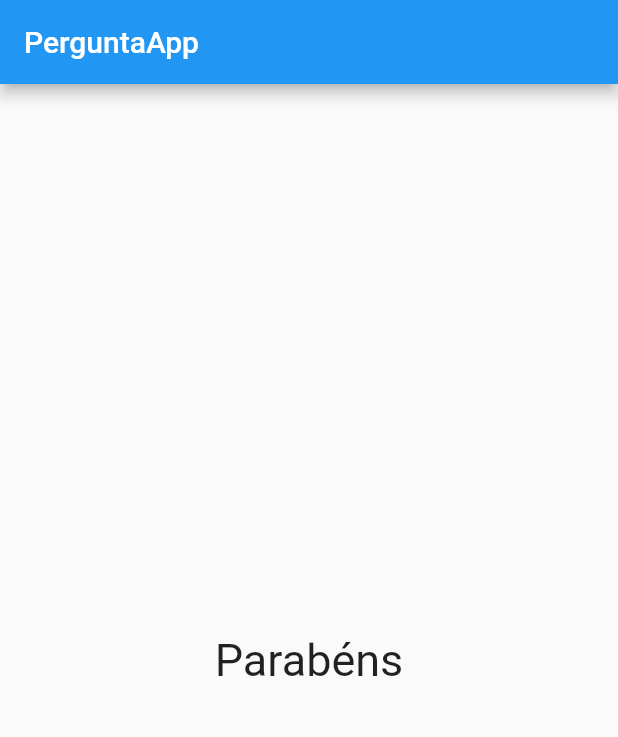
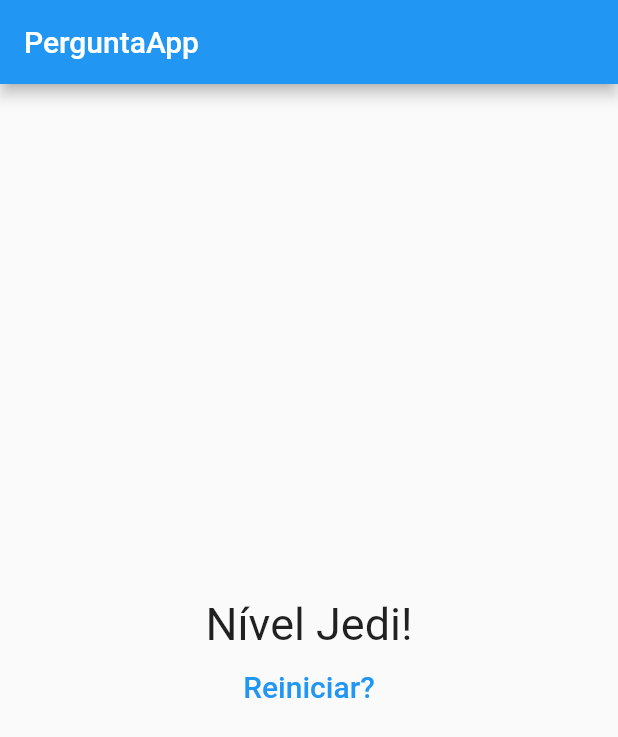
Before and after one commit to leandromt/flutter-questions, a Flutter app: the screen it shows after launch, after a tap on "Preto", after a tap on "Cobra", after a tap on "Leo", on a phone screen of 412 x 824 dp. Shown: the top 737 px of the screen. Run offline on Flutter 3.47's test engine with Material 2 defaults, Android fonts, the phone set to English and light mode, and no system bars.

Commit message:
Finish App

```diff
--- a/lib/main.dart
+++ b/lib/main.dart
@@ -6,6 +6,7 @@ main() => runApp(PerguntaApp());
 
 class _PerguntaAppState extends State<PerguntaApp> {
   var _perguntaSelecionada = 0;
+  int _pontuacaoTotal = 0;
   final _perguntas = const [
     {
       'texto': 'Qual é sua cor preferida?',
@@ -36,12 +37,21 @@ class _PerguntaAppState extends State<PerguntaApp> {
     }
   ];
 
-  void _responder() {
+  void _responder(int pontuacao) {
     if (temPerguntaSelecionada) {
       setState(() {
         _perguntaSelecionada++;
+        _pontuacaoTotal += pontuacao;
       });
     }
+    print(_pontuacaoTotal);
+  }
+
+  void _reiniciarQuestionario() {
+    setState(() {
+      _perguntaSelecionada = 0;
+      _pontuacaoTotal = 0;
+    });
   }
 
   bool get temPerguntaSelecionada {
@@ -61,7 +71,7 @@ class _PerguntaAppState extends State<PerguntaApp> {
                 perguntaSelecionada: _perguntaSelecionada,
                 quandoResponder: _responder,
               )
-            : Resultado(),
+            : Resultado(_pontuacaoTotal, _reiniciarQuestionario),
       ),
     );
   }
--- a/lib/questionario.dart
+++ b/lib/questionario.dart
@@ -5,7 +5,7 @@ import './questao.dart';
 class Questionario extends StatelessWidget {
   final List<Map<String, Object>> perguntas;
   final int perguntaSelecionada;
-  final void Function() quandoResponder;
+  final void Function(int) quandoResponder;
 
   Questionario({
     @required this.perguntas,
@@ -28,7 +28,8 @@ class Questionario extends StatelessWidget {
         children: <Widget>[
           Questao(perguntas[perguntaSelecionada]['texto']),
           ...respostas
-              .map((resp) => Respota(resp['texto'], quandoResponder))
+              .map((resp) => Respota(
+                  resp['texto'], () => quandoResponder(resp['pontuacao'])))
               .toList()
         ],
       ),
--- a/lib/resultado.dart
+++ b/lib/resultado.dart
@@ -1,14 +1,44 @@
 import 'package:flutter/material.dart';
 
 class Resultado extends StatelessWidget {
+  final int pontuacao;
+  final void Function() quandoReiniciarQuestionario;
+
+  Resultado(this.pontuacao, this.quandoReiniciarQuestionario);
+
+  String get fraseResultado {
+    if (pontuacao < 8) {
+      return 'Parabéns';
+    } else if (pontuacao < 12) {
+      return 'Você é bom!';
+    } else if (pontuacao < 16) {
+      return 'Impressionante';
+    } else {
+      return 'Nível Jedi!';
+    }
+  }
+
   @override
   Widget build(BuildContext context) {
     return Container(
-      child: Center(
-        child: Text(
-          'Parabéns',
-          style: TextStyle(fontSize: 30),
-        ),
+      child: Column(
+        mainAxisAlignment: MainAxisAlignment.center,
+        children: <Widget>[
+          Center(
+            child: Text(
+              fraseResultado,
+              style: TextStyle(fontSize: 30),
+            ),
+          ),
+          FlatButton(
+            child: Text(
+              'Reiniciar?',
+              style: TextStyle(fontSize: 20),
+            ),
+            textColor: Colors.blue,
+            onPressed: quandoReiniciarQuestionario,
+          )
+        ],
       ),
     );
   }
```
